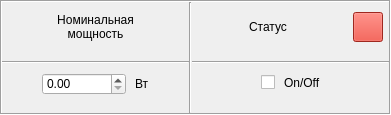
evilpeopletyranny/BallastStand, file utilityresistorinputframe.ui: the form before one commit.
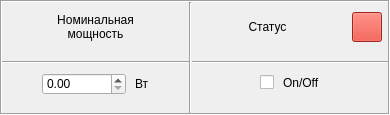
The form after the commit. Icons and pictures are not drawn.

Patch:
```diff
--- a/utilityresistorinputframe.ui
+++ b/utilityresistorinputframe.ui
@@ -6,7 +6,7 @@
    <rect>
     <x>0</x>
     <y>0</y>
-    <width>391</width>
+    <width>390</width>
     <height>115</height>
    </rect>
   </property>
@@ -19,7 +19,7 @@
   <property name="minimumSize">
    <size>
     <width>0</width>
-    <height>110</height>
+    <height>115</height>
    </size>
   </property>
   <property name="maximumSize">
```
